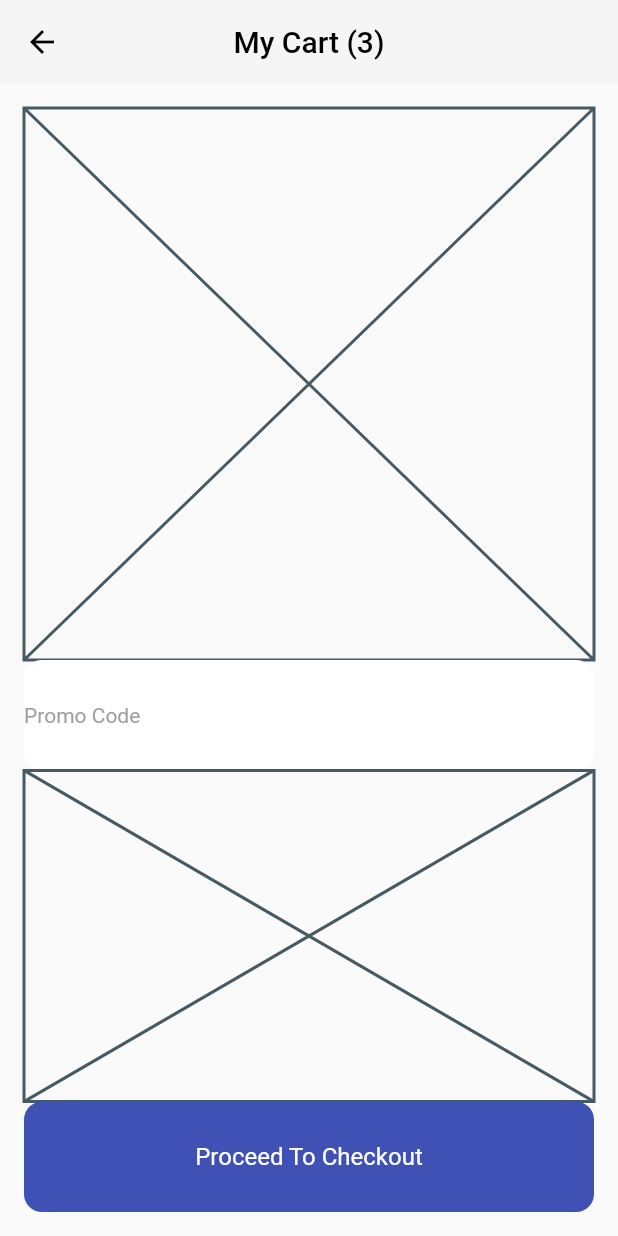
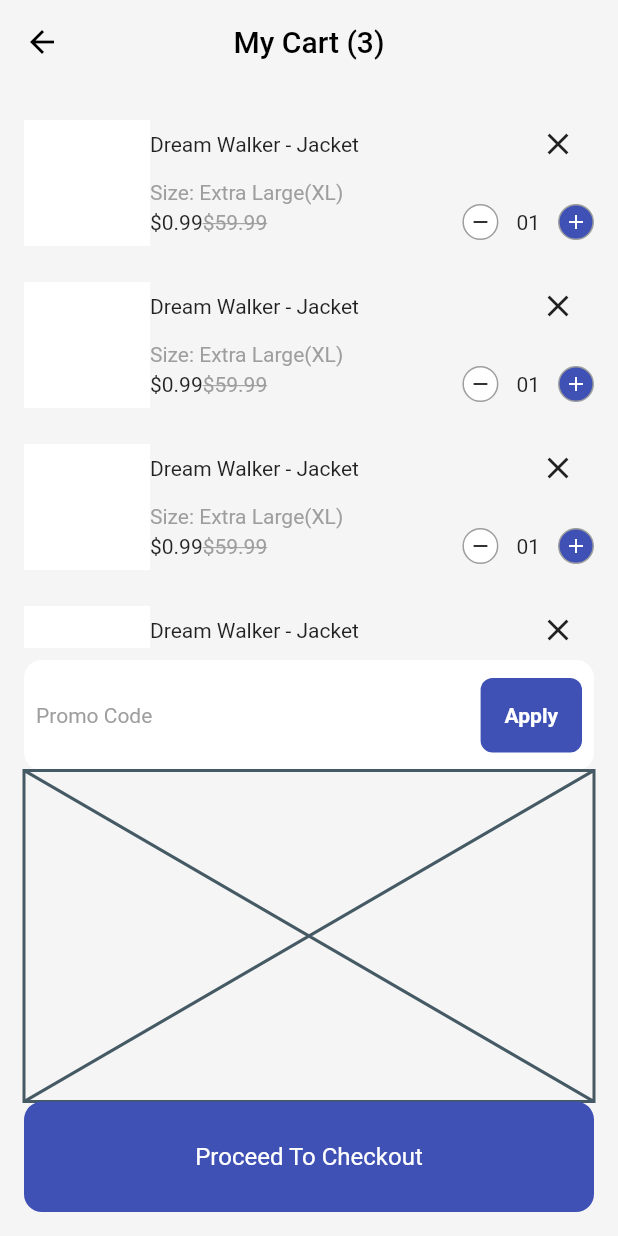
Before and after one commit to QD1221/clothing_store_app, a Flutter app: the ShoppingCartPage screen opened directly, on a phone screen of 412 x 824 dp. Run offline on Flutter 3.47's test engine with Material 2 defaults, Android fonts, the phone set to English and light mode, and no system bars; network calls fail.

Commit message:
3rd commit

```diff
--- a/lib/shopping_cart_page.dart
+++ b/lib/shopping_cart_page.dart
@@ -11,6 +11,7 @@ class _ShoppingCartPageState extends State<ShoppingCartPage> {
   @override
   Widget build(BuildContext context) {
     return Scaffold(
+      backgroundColor: Colors.grey[100],
       appBar: AppBar(
         centerTitle: true,
         backgroundColor: Colors.grey[100],
@@ -28,25 +29,119 @@ class _ShoppingCartPageState extends State<ShoppingCartPage> {
           child: Column(
             children: [
               Expanded(
-                child: Placeholder(),
+                child: Padding(
+                  padding: const EdgeInsets.only(bottom: 8),
+                  child: ListView.builder(
+                    itemCount: 4,
+                    itemBuilder: (context, index) {
+                      return Padding(
+                        padding: const EdgeInsets.only(bottom: 8),
+                        child: Container(
+                          height: 100,
+                          child: Row(
+                            children: [
+                              Container(
+                                height: 84,
+                                width: 84,
+                                decoration: BoxDecoration(color: Colors.white),
+                              ),
+
+                              Expanded(
+                                child: Column(
+                                  crossAxisAlignment: CrossAxisAlignment.start,
+                                  children: [
+                                    Row(
+                                      children: [
+                                        Text('Dream Walker - Jacket'),
+                                        Spacer(),
+                                        IconButton(
+                                            icon: Icon(Icons.clear),
+                                            onPressed: () {})
+                                      ],
+                                    ),
+                                    Text(
+                                      'Size: Extra Large(XL)', style: TextStyle(
+                                      color: Colors.grey
+                                    ),
+                                    ),
+                                    Row(
+                                      children: [
+                                        Text('\$0.99'),
+                                       Text('\$59.99', style: TextStyle(
+                                         decoration: TextDecoration.lineThrough,
+                                         color: Colors.grey
+                                       ),),
+                                        Spacer(),
+                                        Container(
+                                          height: 24,
+                                          width: 24,
+                                          decoration: BoxDecoration(
+                                            color: Colors.white,
+                                            border: Border.all(
+                                              color: Colors.grey
+                                            ),
+                                            shape: BoxShape.circle
+                                          ),
+                                          child: Icon(Icons.remove, size: 16,),
+                                        ),
+                                        Padding(
+                                          padding: const EdgeInsets.symmetric(horizontal: 12),
+                                          child: Text(
+                                            '01'
+                                          ),
+                                        ),
+                                        Container(
+                                          height: 24,
+                                          width: 24,
+                                          decoration: BoxDecoration(
+                                              color: Colors.indigo,
+                                              border: Border.all(
+                                                  color: Colors.grey
+                                              ),
+                                              shape: BoxShape.circle
+                                          ),
+                                          child: Icon(Icons.add, size: 16, color: Colors.white,),
+                                        )
+                                      ],
+                                    )
+                                  ],
+                                ),
+                              )
+                            ],
+                          ),
+                        ),
+                      );
+                    },
+                  ),
+                ),
                 flex: 5,
               ),
               Expanded(
                 child: Container(
+                  padding: EdgeInsets.symmetric(horizontal: 8),
                   decoration: BoxDecoration(
                       color: Colors.white,
                       borderRadius: BorderRadius.circular(12)),
                   child: Row(
+                    mainAxisAlignment: MainAxisAlignment.spaceBetween,
                     children: [
                       Text(
                         'Promo Code',
                         style: TextStyle(color: Colors.grey),
                       ),
                       Container(
+                        margin: EdgeInsets.symmetric(vertical: 12),
+                        decoration: BoxDecoration(
+                            color: Colors.indigo,
+                            borderRadius: BorderRadius.circular(8)),
+                        padding: EdgeInsets.symmetric(horizontal: 16),
                         child: Center(
-                          child: Text('Apply', style: TextStyle(
-                            color: Colors.white, fontWeight: FontWeight.bold
-                          ),),
+                          child: Text(
+                            'Apply',
+                            style: TextStyle(
+                                color: Colors.white,
+                                fontWeight: FontWeight.bold),
+                          ),
                         ),
                       )
                     ],
```
